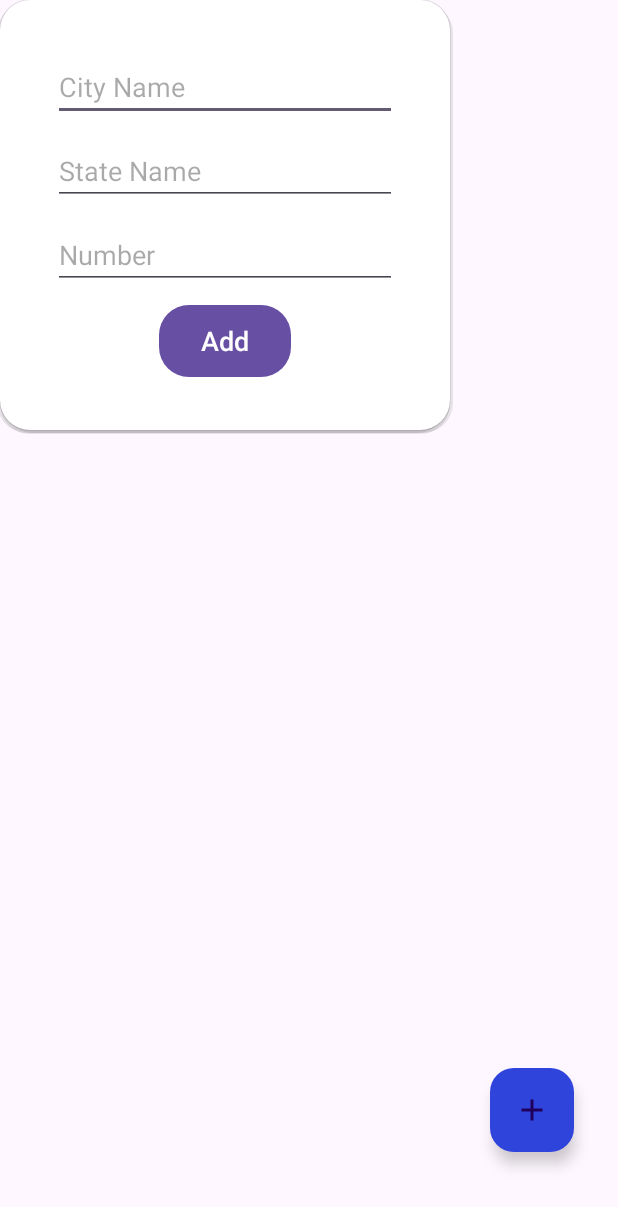
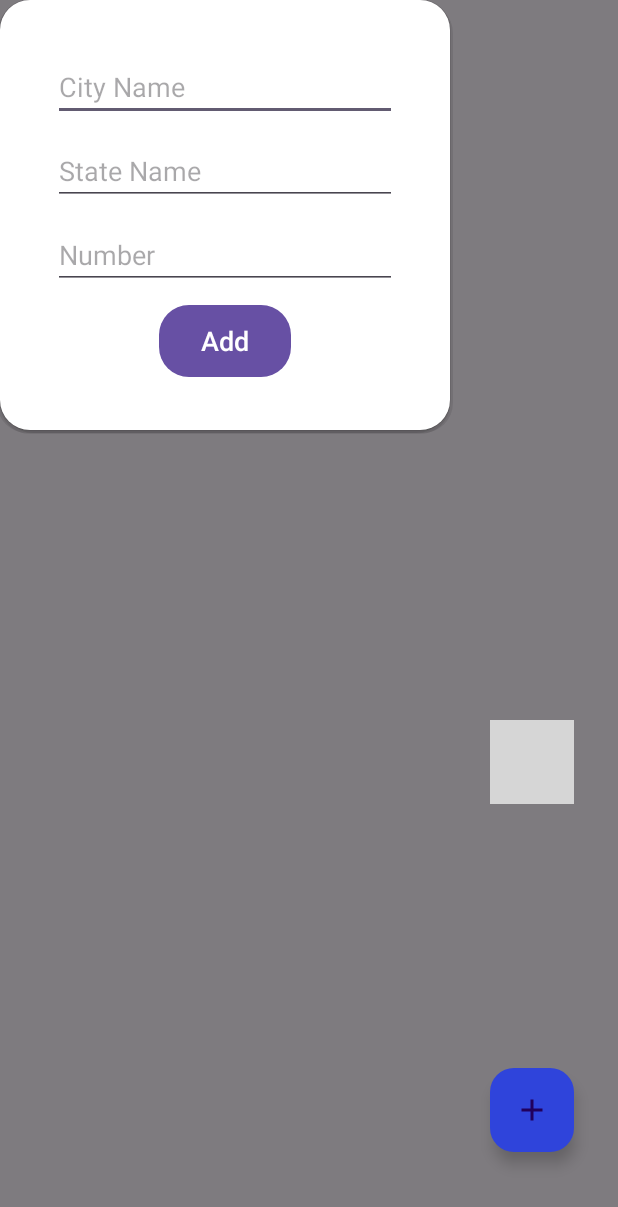
Before and after one commit to theroos/SupabaseAppNew, an Android app: the screen it shows after launch (MainActivity), after a tap on an icon or button, on a phone screen of 412 x 824 dp. Shown: the top 1207 px of the screen. Run offline under Robolectric (Android 15) with nearby library versions, the phone set to English and light mode, and no system bars; libraries missing offline, so code that uses them is left out: io.github.jan.supabase; 5 statements that could not run were skipped; 2 other taps on this screen came first; grey boxes are pictures that could not be loaded.

Commit message:
Android app using Supabase database. Now much more progress done. The data part is complete. Now we moved on to storage part.

```diff
--- a/app/build.gradle.kts
+++ b/app/build.gradle.kts
@@ -34,6 +34,9 @@ android {
     kotlinOptions {
         jvmTarget = "11"
     }
+    buildFeatures {
+        viewBinding = true
+    }
 }
 
 dependencies {
@@ -52,6 +55,8 @@ dependencies {
     implementation(libs.material)
     implementation(libs.androidx.activity)
     implementation(libs.androidx.constraintlayout)
+    implementation(libs.androidx.navigation.fragment.ktx)
+    implementation(libs.androidx.navigation.ui.ktx)
     testImplementation(libs.junit)
     androidTestImplementation(libs.androidx.junit)
     androidTestImplementation(libs.androidx.espresso.core)
--- a/app/src/main/AndroidManifest.xml
+++ b/app/src/main/AndroidManifest.xml
@@ -15,6 +15,10 @@
         android:theme="@style/Theme.SupabaseAppNew"
         tools:targetApi="31">
         <activity
+            android:name=".StorageActivity"
+            android:exported="false" />
+
+        <activity
             android:name=".MainActivity"
             android:exported="true">
             <intent-filter>
--- a/app/src/main/java/com/example/supabaseappnew/MainActivity.kt
+++ b/app/src/main/java/com/example/supabaseappnew/MainActivity.kt
@@ -1,5 +1,6 @@
 package com.example.supabaseappnew
 
+import android.content.Intent
 import android.os.Bundle
 import android.util.Log
 import android.view.Gravity
@@ -37,10 +38,12 @@ class MainActivity : AppCompatActivity() {
     private val rotateClose: Animation by lazy { AnimationUtils.loadAnimation(this,R.anim.rotate_close_animation) }
     private val fromBottom: Animation by lazy { AnimationUtils.loadAnimation(this,R.anim.from_bottom_animation) }
     private val toBottom: Animation by lazy { AnimationUtils.loadAnimation(this,R.anim.to_bottom_animation) }
+    private val fabback: View by lazy{ findViewById(R.id.fab_background)}
+    private val progressoverlay: View by lazy {findViewById(R.id.progbar_overlay)}
     private val add_btn: FloatingActionButton by lazy {findViewById(R.id.add_btn) }
     private val refresh_btn: FloatingActionButton by lazy {findViewById(R.id.refresh_btn) }
     private val edit_btn: FloatingActionButton by lazy {findViewById(R.id.edit_btn) }
-    private val delete_btn: FloatingActionButton by lazy {findViewById(R.id.delete_btn) }
+    private val storage_btn: FloatingActionButton by lazy {findViewById(R.id.storageactivity_btn) }
     private var clicked = false
 
 
@@ -63,8 +66,13 @@ class MainActivity : AppCompatActivity() {
             //Toast.makeText(this,"Edit button clicked",Toast.LENGTH_LONG).show()
             editdata()
         }
-        delete_btn.setOnClickListener {
-            Toast.makeText(this,"Delete button clicked",Toast.LENGTH_LONG).show()
+        storage_btn.setOnClickListener {
+            val i = Intent(this,StorageActivity::class.java)
+            startActivity(i)
+        }
+
+        fabback.setOnClickListener{
+            addclicked()
         }
 
         supabase = createSupabaseClient(
@@ -77,8 +85,6 @@ class MainActivity : AppCompatActivity() {
         }
 
         fetchcities()
-
-
 
     }
 
@@ -99,6 +105,9 @@ class MainActivity : AppCompatActivity() {
 
 
     private fun fetchcities() {
+
+        progressoverlay.visibility = View.VISIBLE
+
         lifecycleScope.launch{
             /*try {
                 val result = supabase.postgrest["cities"].select().decodeList<City>()
@@ -126,6 +135,8 @@ class MainActivity : AppCompatActivity() {
             } catch (e: Exception) {
                 Log.e("SupabaseError", "Error: ${e.localizedMessage}", e)
                 Toast.makeText(this@MainActivity, "Error: ${e.message}", Toast.LENGTH_LONG).show()
+            }finally {
+                progressoverlay.visibility = View.GONE
             }
         }
     }
@@ -142,11 +153,13 @@ class MainActivity : AppCompatActivity() {
         if(!clicked){
             refresh_btn.visibility = View.VISIBLE
             edit_btn.visibility = View.VISIBLE
-            delete_btn.visibility = View.VISIBLE
+            storage_btn.visibility = View.VISIBLE
+            fabback.visibility = View.VISIBLE
         } else{
             refresh_btn.visibility = View.INVISIBLE
             edit_btn.visibility = View.INVISIBLE
-            delete_btn.visibility = View.INVISIBLE
+            storage_btn.visibility = View.INVISIBLE
+            fabback.visibility = View.GONE
         }
     }
 
@@ -155,12 +168,12 @@ class MainActivity : AppCompatActivity() {
             add_btn.startAnimation(rotateOpen)
             refresh_btn.startAnimation(fromBottom)
             edit_btn.startAnimation(fromBottom)
-            delete_btn.startAnimation(fromBottom)
+            storage_btn.startAnimation(fromBottom)
         }else{
             add_btn.startAnimation(rotateClose)
             refresh_btn.startAnimation(toBottom)
             edit_btn.startAnimation(toBottom)
-            delete_btn.startAnimation(toBottom)
+            storage_btn.startAnimation(toBottom)
         }
     }
 
--- a/app/src/main/res/layout/activity_main.xml
+++ b/app/src/main/res/layout/activity_main.xml
@@ -63,11 +63,11 @@
         app:layout_constraintVertical_bias="0.725" />
 
     <com.google.android.material.floatingactionbutton.FloatingActionButton
-        android:id="@+id/delete_btn"
+        android:id="@+id/storageactivity_btn"
         android:layout_width="wrap_content"
         android:layout_height="wrap_content"
         android:background="@color/secondary"
-        android:src="@drawable/delete"
+        android:src="@drawable/storage"
         android:visibility="invisible"
         app:layout_constraintBottom_toBottomOf="@+id/recylerview"
         app:layout_constraintEnd_toEndOf="parent"
@@ -76,5 +76,30 @@
         app:layout_constraintTop_toTopOf="@+id/recylerview"
         app:layout_constraintVertical_bias="0.625" />
 
+    <View
+        android:id="@+id/fab_background"
+        android:layout_width="match_parent"
+        android:layout_height="match_parent"
+        android:background="#80000000"
+        android:visibility="gone"
+        android:clickable="true"/>
+
+    <FrameLayout
+        android:id="@+id/progbar_overlay"
+        android:layout_width="match_parent"
+        android:layout_height="match_parent"
+        android:background="#80000000"
+        android:visibility="gone">
+
+        <ProgressBar
+            android:id="@+id/fetchdata_progress"
+            android:layout_width="wrap_content"
+            android:layout_height="wrap_content"
+            android:layout_gravity="center"
+            style="@style/Widget.AppCompat.ProgressBar"/>
+
+    </FrameLayout>
+
+
 
 </androidx.constraintlayout.widget.ConstraintLayout>
--- a/gradle/libs.versions.toml
+++ b/gradle/libs.versions.toml
@@ -9,6 +9,8 @@ appcompat = "1.7.1"
 material = "1.12.0"
 activity = "1.10.1"
 constraintlayout = "2.2.1"
+navigationFragmentKtx = "2.6.0"
+navigationUiKtx = "2.6.0"
 
 [libraries]
 androidx-core-ktx = { group = "androidx.core", name = "core-ktx", version.ref = "coreKtx" }
@@ -19,6 +21,8 @@ androidx-appcompat = { group = "androidx.appcompat", name = "appcompat", version
 material = { group = "com.google.android.material", name = "material", version.ref = "material" }
 androidx-activity = { group = "androidx.activity", name = "activity", version.ref = "activity" }
 androidx-constraintlayout = { group = "androidx.constraintlayout", name = "constraintlayout", version.ref = "constraintlayout" }
+androidx-navigation-fragment-ktx = { group = "androidx.navigation", name = "navigation-fragment-ktx", version.ref = "navigationFragmentKtx" }
+androidx-navigation-ui-ktx = { group = "androidx.navigation", name = "navigation-ui-ktx", version.ref = "navigationUiKtx" }
 
 [plugins]
 android-application = { id = "com.android.application", version.ref = "agp" }
```
Also changed, not shown: app/src/main/res/values/strings.xml (+42 -0 lines).
